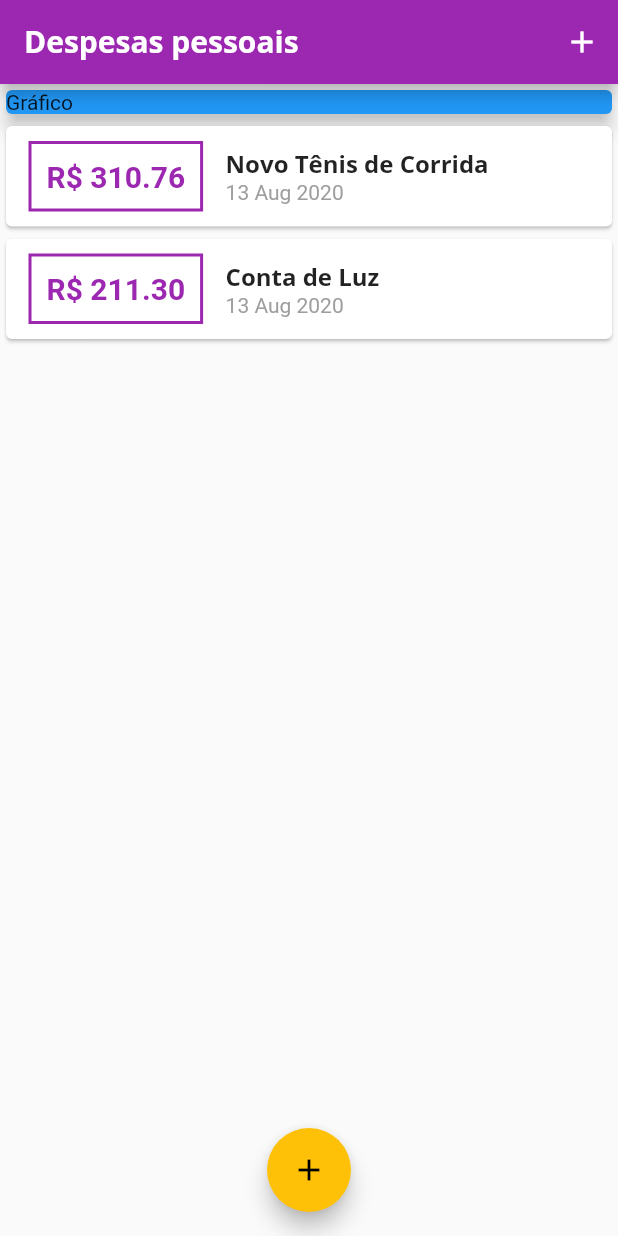
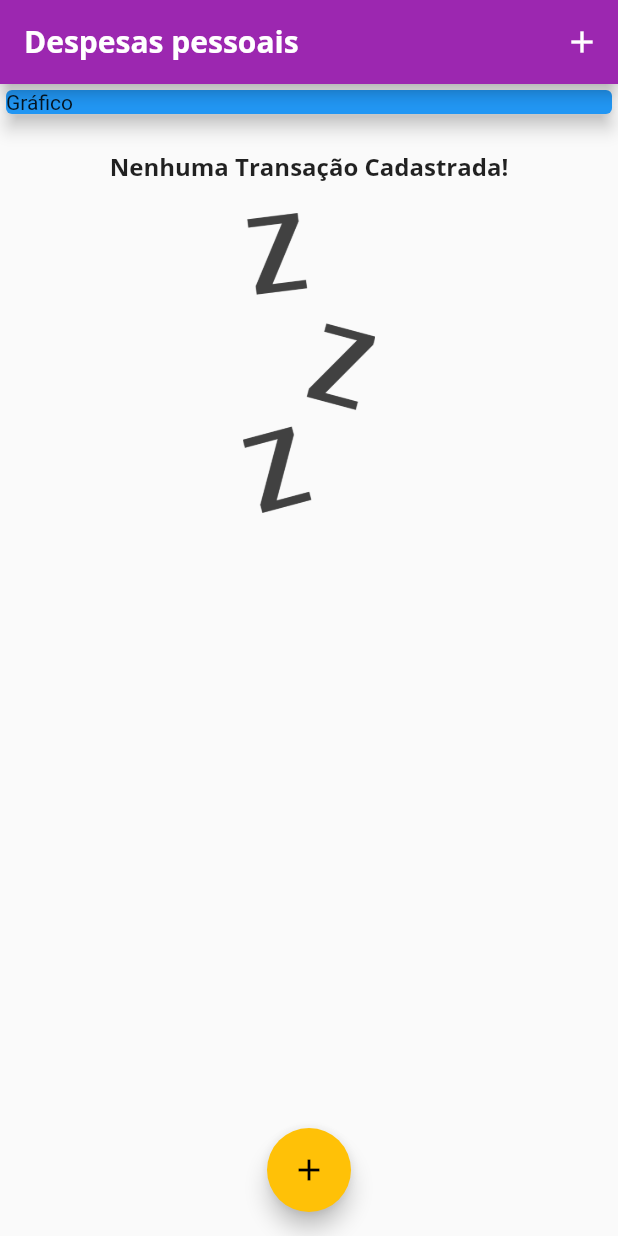
Before and after one commit to marcosdenisalves/expenses, a Flutter app: the screen it shows after launch, on a phone screen of 412 x 824 dp. Run offline on Flutter 3.47's test engine with Material 2 defaults, Android fonts, the phone set to English and light mode, and no system bars.

```diff
--- a/lib/components/transaction_list.dart
+++ b/lib/components/transaction_list.dart
@@ -11,7 +11,25 @@ class TransactionList extends StatelessWidget {
   Widget build(BuildContext context) {
     return Container(
       height: 300,
-      child: ListView.builder(
+      child: transactions.isEmpty
+          ? Column(
+              children: <Widget>[
+                SizedBox(height: 20),
+                Text(
+                  'Nenhuma Transação Cadastrada!',
+                  style: Theme.of(context).textTheme.headline6,
+                ),
+                SizedBox(height: 20),
+                Container(
+                  height: 200,
+                  child: Image.asset(
+                    'assets/images/waiting.png',
+                    fit: BoxFit.cover,
+                  ),
+                ),
+              ],
+            )
+          : ListView.builder(
               itemCount: transactions.length,
               itemBuilder: (ctx, index) {
                 final tr = transactions[index];
--- a/lib/main.dart
+++ b/lib/main.dart
@@ -46,8 +46,8 @@ class MyHomePage extends StatefulWidget {
 }
 
 class _MyHomePageState extends State<MyHomePage> {
-  final _transactions = [
-    Transaction(
+  final List<Transaction> _transactions = [
+/*     Transaction(
       id: 't1',
       title: 'Novo Tênis de Corrida',
       value: 310.76,
@@ -59,6 +59,7 @@ class _MyHomePageState extends State<MyHomePage> {
       value: 211.30,
       date: DateTime.now(),
     ),
+ */
   ];
 
   _addTransaction(String title, double value) {
--- a/pubspec.yaml
+++ b/pubspec.yaml
@@ -45,8 +45,8 @@ flutter:
   uses-material-design: true
 
   # To add assets to your application, add an assets section, like this:
-  # assets:
-  #   - images/a_dot_burr.jpeg
+  assets:
+    - assets/images/waiting.png
   #   - images/a_dot_ham.jpeg
 
   # An image asset can refer to one or more resolution-specific "variants", see
```
Also changed, not shown: assets/images/waiting.png (added). Lines whose indentation alone changed are shown as unchanged.
